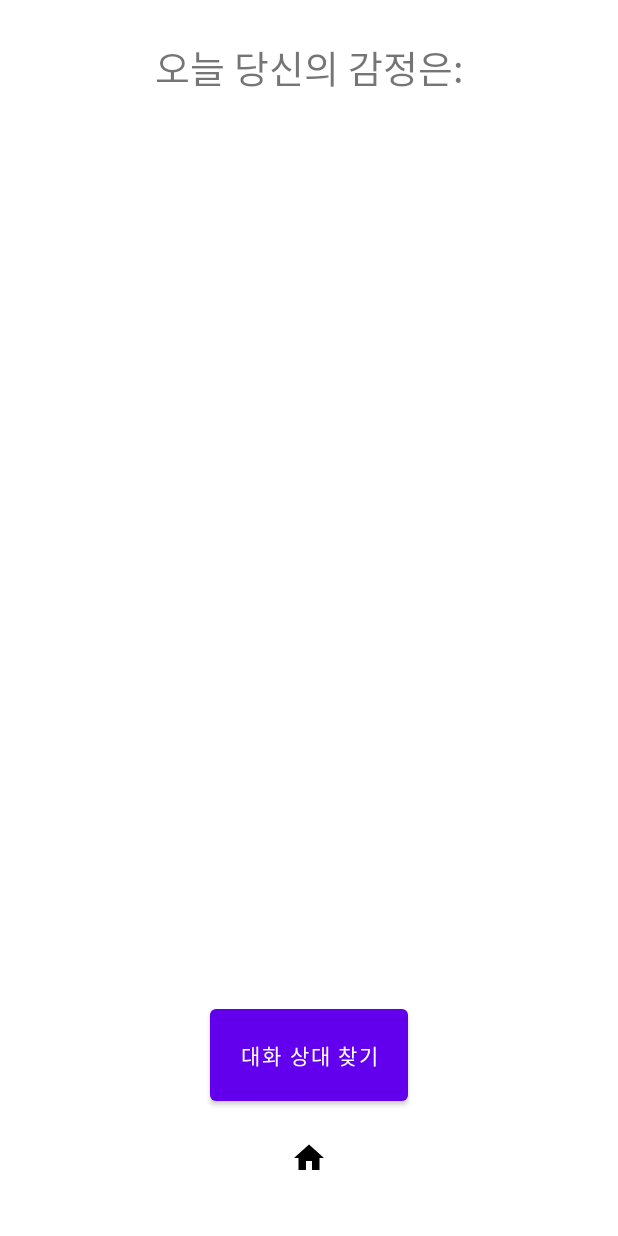
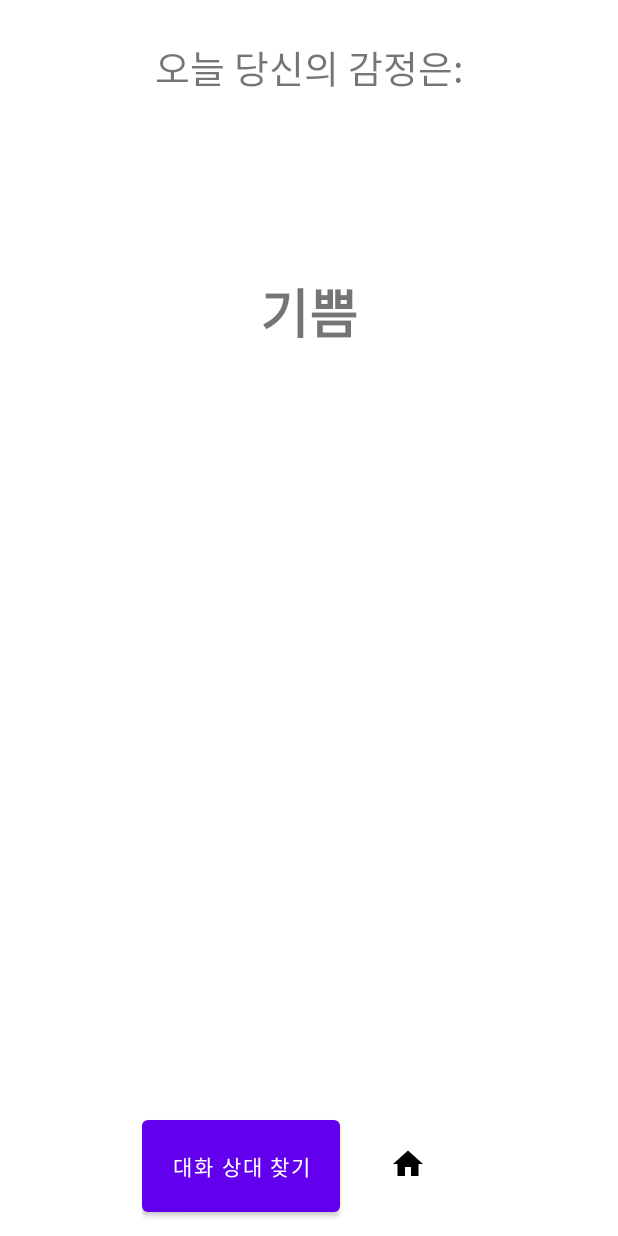
Before and after one commit to JL-KHANZ/2025_2_7_mobile_programming, an Android app: the ActivityDailyResult screen opened directly, with no data from a screen before it, on a phone screen of 412 x 824 dp. Run offline under Robolectric (Android 15) with nearby library versions, the light colour scheme and no system bars; our stand-ins replace Firebase (no records; nobody signed in at launch, a user with empty details on screens opened directly); 4 statements that could not run were skipped.

Commit message:
feedback results added

```diff
--- a/app/src/main/java/com/example/mobile_programming_2025_2/ui/daily/ActivityDaily.java
+++ b/app/src/main/java/com/example/mobile_programming_2025_2/ui/daily/ActivityDaily.java
@@ -79,26 +79,26 @@ public class ActivityDaily extends AppCompatActivity {
 
                                 startActivity(intent);
                             });
-
                         }
-
                         @Override
                         public void onError(Throwable throwable) {
+                            mainHandler.post(() -> {
+                                Toast.makeText(ActivityDaily.this, "An error occurred during feedback analysis.", Toast.LENGTH_SHORT).show();
+                            });
 
                         }
                     };
+                    geminiAI.generateFeedback(content, backgroundExecutor, feedbackCallback);
                 }
-
                 @Override
                 public void onError(Throwable throwable) {
                     mainHandler.post(() -> {
-                        Toast.makeText(ActivityDaily.this, "An error occurred during analysis.", Toast.LENGTH_SHORT).show();
+                        Toast.makeText(ActivityDaily.this, "An error occurred during emotion analysis.", Toast.LENGTH_SHORT).show();
                     });
                 }
             };
 
             geminiAI.analyzeEmotion(content, backgroundExecutor, emotionCallback);
-//            geminiAI.generateFeedback(content, backgroundExecutor, feedbackCallback);
         });
     }
 
--- a/app/src/main/java/com/example/mobile_programming_2025_2/ui/daily/ActivityDailyResult.java
+++ b/app/src/main/java/com/example/mobile_programming_2025_2/ui/daily/ActivityDailyResult.java
@@ -6,6 +6,7 @@ import android.os.Bundle;
 import android.view.LayoutInflater;
 import android.view.View;
 import android.widget.Button;
+import android.widget.EditText;
 import android.widget.ImageButton;
 import android.widget.LinearLayout;
 import android.widget.TextView;
@@ -14,6 +15,7 @@ import androidx.appcompat.app.AppCompatActivity;
 import com.example.mobile_programming_2025_2.MainActivity;
 import com.example.mobile_programming_2025_2.R;
 import com.example.mobile_programming_2025_2.SearchChatActivity;
+import com.example.mobile_programming_2025_2.Service.DailyEntryService;
 
 import java.io.Serializable;
 import java.util.ArrayList;
@@ -32,16 +34,17 @@ public class ActivityDailyResult extends AppCompatActivity {
         HashMap<String, Object> combinedData = (HashMap<String, Object>) getIntent().getSerializableExtra(ANALYSIS_RESULT);
         Map<String, Integer> emotionResult = (Map<String, Integer>) combinedData.get("emotion_data");
         String feedbackResult = (String) combinedData.get("feedback_data");
+        String topEmotion = "기쁨";
 
-        displayEmotionResults(emotionResult);
+        displayEmotionResults(emotionResult, topEmotion);
         displayFeedbackResults(feedbackResult);
 
-        sendToDB(emotionResult, feedbackResult);
+        sendToDB(emotionResult, topEmotion, feedbackResult);
 
         setupActionButtons();
     }
 
-    private void displayEmotionResults(Map<String, Integer> result) {
+    private void displayEmotionResults(Map<String, Integer> result, String topEmotion) {
         if (result == null || result.isEmpty()) {
             System.out.println("result is null or empty");
             return;
@@ -49,6 +52,9 @@ public class ActivityDailyResult extends AppCompatActivity {
 
         LinearLayout uiResults = findViewById(R.id.daily_results_layout);
         TextView uiTopResult = findViewById(R.id.daily_result_text);
+
+        uiTopResult.setText(topEmotion);
+
         LayoutInflater inflater = getLayoutInflater();
 
         for (Map.Entry<String, Integer> entry : result.entrySet()) {
@@ -63,7 +69,7 @@ public class ActivityDailyResult extends AppCompatActivity {
 
             emotionLabel.setText(emotion);
             scoreBar.getLayoutParams().width = (int) (score * 100);
-            scoreText.setText(score);
+            scoreText.setText(Integer.toString(score));
 
             LinearLayout.LayoutParams params = (LinearLayout.LayoutParams) scoreBar.getLayoutParams();
             params.width = 0;
@@ -75,12 +81,20 @@ public class ActivityDailyResult extends AppCompatActivity {
     }
 
     private void displayFeedbackResults(String result) {
-        LinearLayout uiFeedbackResutls = findViewById(R.id.daily_feedback_results_layout);
-
-
+        LinearLayout uiFeedbackResults = findViewById(R.id.daily_feedback_results_layout);
+        TextView uiText = new TextView(ActivityDailyResult.this);
+        uiText.setText(result);
+        uiFeedbackResults.addView(uiText);
     }
 
-    private void sendToDB(Map<String, Integer> emotionResult, String feedbackResult) {
+    private void sendToDB(Map<String, Integer> emotionResult, String topEmotion, String feedbackResult) {
+        EditText content = findViewById(R.id.daily_input_content);
+        String contentText = content.getText().toString();
+
+        DailyEntryService dailyEntryService = new DailyEntryService();
+        dailyEntryService.setDate(contentText);
+        dailyEntryService.upsertTodayContent(contentText);
+        dailyEntryService.upsertTodayEmotion(emotionResult, topEmotion);
 
     }
 
--- a/app/src/main/res/layout/activity_daily_3_result.xml
+++ b/app/src/main/res/layout/activity_daily_3_result.xml
@@ -3,7 +3,6 @@
     xmlns:app="http://schemas.android.com/apk/res-auto"
     android:layout_width="match_parent"
     android:layout_height="match_parent">
-
 
     <TextView
         android:id="@+id/daily_result_title"
@@ -21,6 +20,9 @@
         android:id="@+id/daily_result_text"
         android:layout_width="wrap_content"
         android:layout_height="wrap_content"
+        android:text="기쁨"
+        android:textSize="35sp"
+        android:textStyle="bold"
         app:layout_constraintEnd_toEndOf="parent"
         app:layout_constraintStart_toStartOf="parent"
         app:layout_constraintTop_toBottomOf="@+id/daily_result_title"
@@ -31,7 +33,7 @@
         android:id="@+id/daily_results_relative_layout"
         android:layout_width="match_parent"
         android:layout_height="wrap_content"
-        app:layout_constraintBottom_toTopOf="@id/daily_3_search_chat_btn"
+        app:layout_constraintBottom_toTopOf="@id/daily_feedback_results_layout"
         app:layout_constraintEnd_toEndOf="parent"
         app:layout_constraintStart_toStartOf="parent"
         app:layout_constraintTop_toBottomOf="@+id/daily_result_text">
@@ -51,7 +53,6 @@
             android:layout_width="match_parent"
             android:layout_height="wrap_content"
             android:orientation="vertical"
-
             >
 
         </LinearLayout>
@@ -60,13 +61,33 @@
     <LinearLayout
         android:id="@+id/daily_feedback_results_layout"
         android:layout_width="wrap_content"
-        android:layout_height="wrap_content"
+        android:layout_height="200sp"
         android:orientation="vertical"
-        app:layout_constraintBottom_toTopOf="@id/daily_3_search_chat_btn"
+        app:layout_constraintBottom_toTopOf="@id/daily_results_buttons_layout"
         app:layout_constraintStart_toStartOf="parent"
         app:layout_constraintEnd_toEndOf="parent"
         app:layout_constraintTop_toBottomOf="@+id/daily_results_relative_layout"
+        >
+
+        <ScrollView
+            android:id="@+id/daily_results_mindset_scrollview"
+            android:layout_width="match_parent"
+            android:layout_height="match_parent"
+            android:orientation="vertical"
             />
+
+    </LinearLayout>
+
+    <LinearLayout
+        android:id="@+id/daily_results_buttons_layout"
+        android:layout_width="wrap_content"
+        android:layout_height="wrap_content"
+        android:orientation="horizontal"
+        android:layout_marginVertical="10dp"
+        app:layout_constraintBottom_toBottomOf="parent"
+        app:layout_constraintStart_toStartOf="parent"
+        app:layout_constraintEnd_toEndOf="parent"
+        >
 
         <Button
             android:id="@+id/daily_3_search_chat_btn"
@@ -84,10 +105,11 @@
             android:layout_height="wrap_content"
             android:src="@drawable/ic_home_black_24dp"
             android:background="@color/white"
-        android:padding="20dp"
-        android:layout_marginVertical="20dp"
+            android:padding="23dp"
+            android:layout_marginHorizontal="10dp"
             app:layout_constraintBottom_toBottomOf="parent"
             app:layout_constraintEnd_toEndOf="parent"
             app:layout_constraintStart_toStartOf="parent" />
+    </LinearLayout>
 
 </androidx.constraintlayout.widget.ConstraintLayout>
--- a/app/src/main/res/layout/activity_main.xml
+++ b/app/src/main/res/layout/activity_main.xml
@@ -4,17 +4,18 @@
     android:id="@+id/container"
     android:layout_width="match_parent"
     android:layout_height="match_parent"
-    android:paddingTop="?attr/actionBarSize">
+    android:paddingTop="0dp">
 
     <androidx.appcompat.widget.Toolbar
         android:id="@+id/toolbar"
         android:layout_width="0dp"
-        android:layout_height="?attr/actionBarSize"
+        android:layout_height="0dp"
         android:background="?attr/colorPrimary"
-        android:elevation="4dp"
+        android:elevation="0dp"
         app:layout_constraintTop_toTopOf="parent"
         app:layout_constraintStart_toStartOf="parent"
         app:layout_constraintEnd_toEndOf="parent"
+        app:layout_constraintBottom_toTopOf="parent"
         app:titleTextColor="@color/white" />
 
     <com.google.android.material.bottomnavigation.BottomNavigationView
```
Lines whose indentation alone changed are shown as unchanged.
